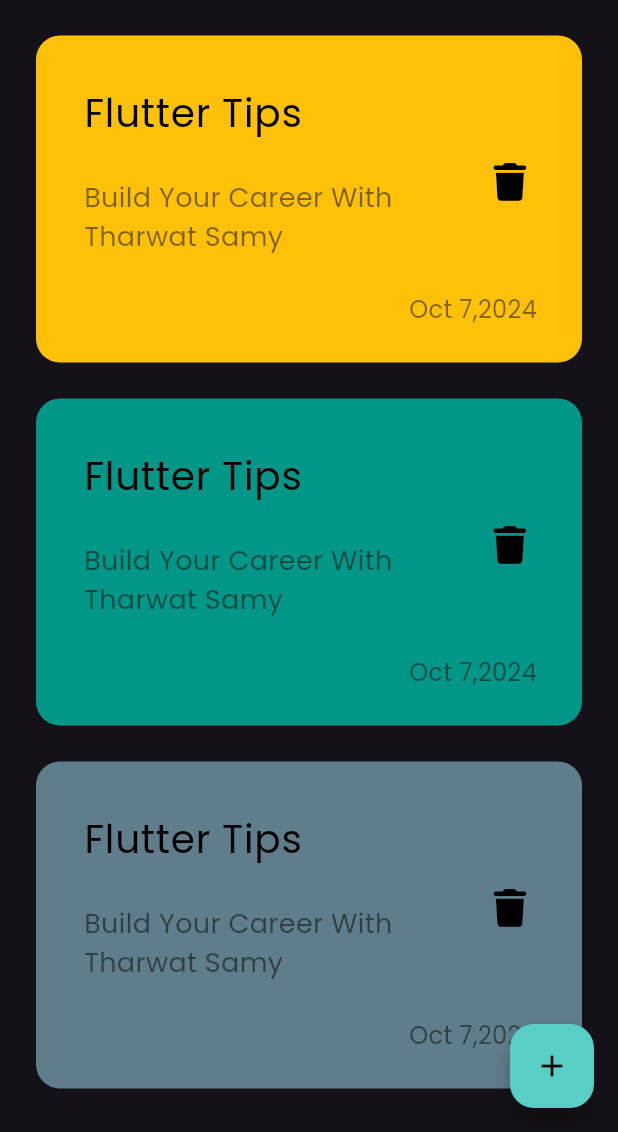
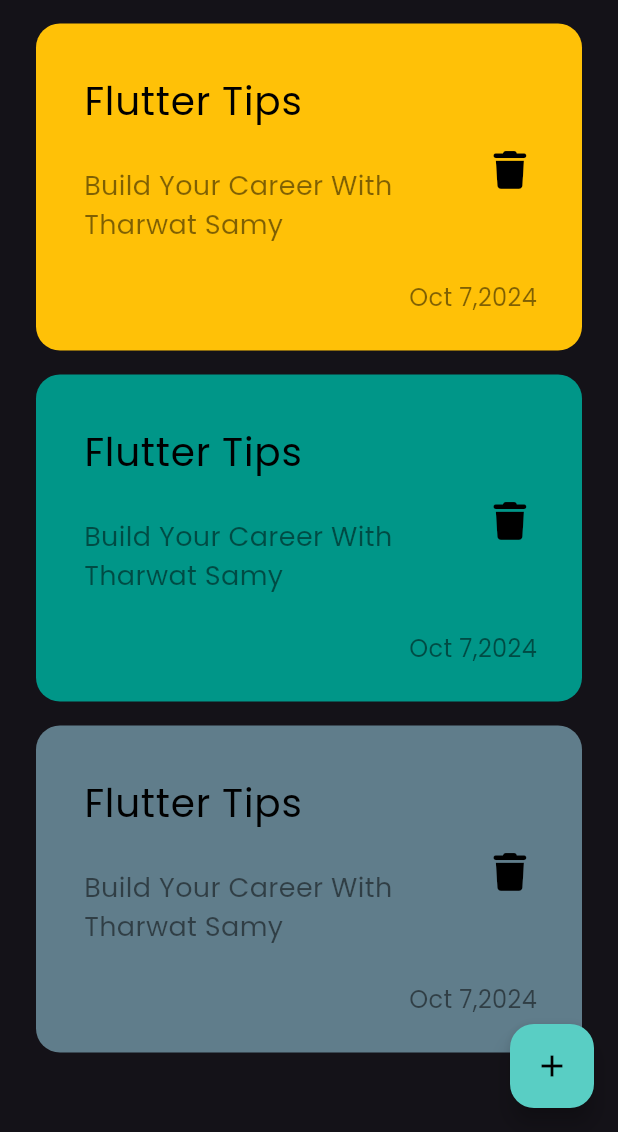
Before and after one commit to Abdelma2soud/Note_App, a Flutter app: the screen it shows after launch, on a phone screen of 412 x 824 dp, the part 104-1236 px from its top. Run offline on Flutter 3.47's test engine with Material 3 defaults, Android fonts, the phone set to English and light mode, and no system bars; our stand-ins replace font_awesome_flutter.

Commit message:
Finish EditNoteView

```diff
--- a/lib/widgets/bottonsheet_body.dart
+++ b/lib/widgets/bottonsheet_body.dart
@@ -25,7 +25,9 @@ class BottomSheetBody extends StatelessWidget {
             SizedBox(
               height: 50,
             ),
-            AddButton(),
+            AddButton(
+              txt: 'Add',
+            ),
             SizedBox(
               height: 30,
             )
--- a/lib/widgets/custom_appbar.dart
+++ b/lib/widgets/custom_appbar.dart
@@ -1,24 +1,27 @@
 import 'package:flutter/material.dart';
-import 'package:note_app/widgets/custom_search_icon.dart';
+import 'package:note_app/widgets/custom_appbar_icon.dart';
 
 class CustomAppBar extends StatelessWidget {
-  const CustomAppBar({super.key});
-
+  const CustomAppBar({super.key, required this.text, required this.icon});
+  final String text;
+  final IconData icon;
   @override
   Widget build(BuildContext context) {
-    return const Row(
+    return Row(
       children: [
         Padding(
-          padding: EdgeInsets.only(left: 3.0),
+          padding: const EdgeInsets.only(left: 3.0),
           child: Text(
-            'Notes',
-            style: TextStyle(
+            text,
+            style: const TextStyle(
               fontSize: 28,
             ),
           ),
         ),
-        Spacer(),
-        CustomSearchIcon()
+        const Spacer(),
+        CustomAppBarIcon(
+          icon: icon,
+        )
       ],
     );
   }
--- a/lib/widgets/custom_search_icon.dart
+++ b/lib/widgets/custom_appbar_icon.dart
@@ -1,8 +1,8 @@
 import 'package:flutter/material.dart';
 
-class CustomSearchIcon extends StatelessWidget {
-  const CustomSearchIcon({super.key});
-
+class CustomAppBarIcon extends StatelessWidget {
+  const CustomAppBarIcon({super.key, required this.icon});
+  final IconData icon;
   @override
   Widget build(BuildContext context) {
     return Container(
@@ -14,8 +14,8 @@ class CustomSearchIcon extends StatelessWidget {
       ),
       child: IconButton(
           onPressed: () {},
-          icon: const Icon(
-            Icons.search,
+          icon: Icon(
+            icon,
             size: 28,
           )),
     );
--- a/lib/widgets/custom_note_item.dart
+++ b/lib/widgets/custom_note_item.dart
@@ -1,5 +1,6 @@
 import 'package:flutter/material.dart';
 import 'package:font_awesome_flutter/font_awesome_flutter.dart';
+import 'package:note_app/views/edi_note_view.dart';
 
 class CustomNoteItem extends StatelessWidget {
   const CustomNoteItem({super.key, required this.color});
@@ -7,7 +8,13 @@ class CustomNoteItem extends StatelessWidget {
   @override
   Widget build(BuildContext context) {
     return Padding(
-      padding: const EdgeInsets.only(top: 24.0),
+      padding: const EdgeInsets.only(top: 16.0),
+      child: GestureDetector(
+        onTap: () {
+          print('**************************************');
+          Navigator.push(context,
+              MaterialPageRoute(builder: (context) => const EditNoteView()));
+        },
         child: Container(
           decoration: BoxDecoration(
             color: color,
@@ -27,7 +34,8 @@ class CustomNoteItem extends StatelessWidget {
                     padding: const EdgeInsets.only(top: 24, bottom: 16),
                     child: Text('Build Your Career With Tharwat Samy',
                         style: TextStyle(
-                          color: Colors.black.withOpacity(0.5), fontSize: 18)),
+                            color: Colors.black.withOpacity(0.5),
+                            fontSize: 18)),
                   ),
                   trailing: IconButton(
                       focusColor: Colors.red,
@@ -48,6 +56,7 @@ class CustomNoteItem extends StatelessWidget {
             ),
           ),
         ),
+      ),
     );
   }
 }
--- a/lib/widgets/note_view_body.dart
+++ b/lib/widgets/note_view_body.dart
@@ -17,7 +17,10 @@ class NotesViewBody extends StatelessWidget {
         child: Column(
           // crossAxisAlignment: CrossAxisAlignment.end,
           children: [
-            CustomAppBar(),
+            CustomAppBar(
+              text: 'Notes',
+              icon: Icons.search,
+            ),
             NoteListView(),
           ],
         ),
```
Also changed, not shown: lib/views/edi_note_view.dart (added, +11 -0 lines), lib/widgets/add_button.dart (+4 -4 lines), lib/widgets/edit_noteview_body.dart (added, +33 -0 lines). Lines whose indentation alone changed are shown as unchanged.
